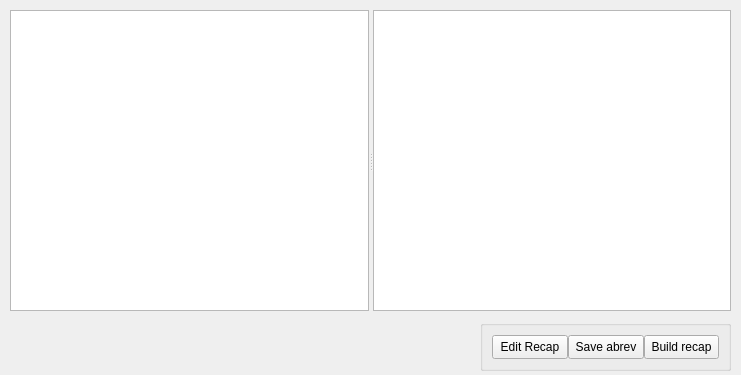
This is src/recapgui.ui in lgarcin/LatexUtils as Qt 5 draws it before an edit. The edited form follows.
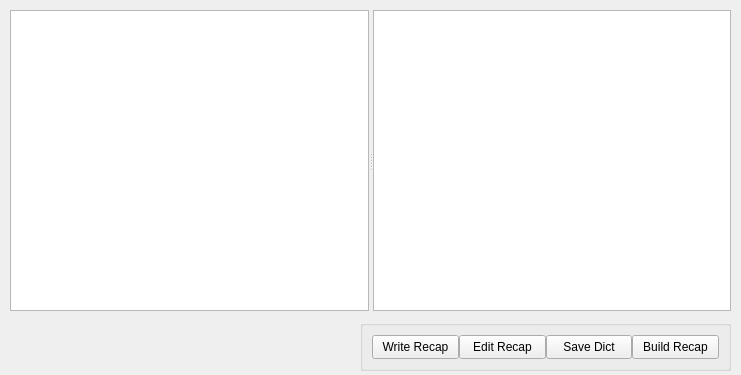
This is the edited form.

Diff of the .ui file:
```diff
--- a/src/recapgui.ui
+++ b/src/recapgui.ui
@@ -22,9 +22,9 @@
   <widget class="QGroupBox" name="horizontalGroupBox_2">
    <property name="geometry">
     <rect>
-     <x>480</x>
+     <x>360</x>
      <y>320</y>
-     <width>251</width>
+     <width>371</width>
      <height>51</height>
     </rect>
    </property>
@@ -34,10 +34,23 @@
      <verstretch>0</verstretch>
     </sizepolicy>
    </property>
-   <layout class="QHBoxLayout" name="buttons" stretch="0,0,0">
+   <layout class="QHBoxLayout" name="buttons" stretch="0,0,0,0">
     <property name="spacing">
      <number>0</number>
     </property>
+    <item>
+     <widget class="QPushButton" name="writeButton">
+      <property name="sizePolicy">
+       <sizepolicy hsizetype="Expanding" vsizetype="Expanding">
+        <horstretch>0</horstretch>
+        <verstretch>0</verstretch>
+       </sizepolicy>
+      </property>
+      <property name="text">
+       <string>Write Recap</string>
+      </property>
+     </widget>
+    </item>
     <item>
      <widget class="QPushButton" name="editButton">
       <property name="sizePolicy">
@@ -60,7 +73,7 @@
        </sizepolicy>
       </property>
       <property name="text">
-       <string>Save abrev</string>
+       <string>Save Dict</string>
       </property>
      </widget>
     </item>
@@ -73,7 +86,7 @@
        </sizepolicy>
       </property>
       <property name="text">
-       <string>Build recap</string>
+       <string>Build Recap</string>
       </property>
      </widget>
     </item>
```
